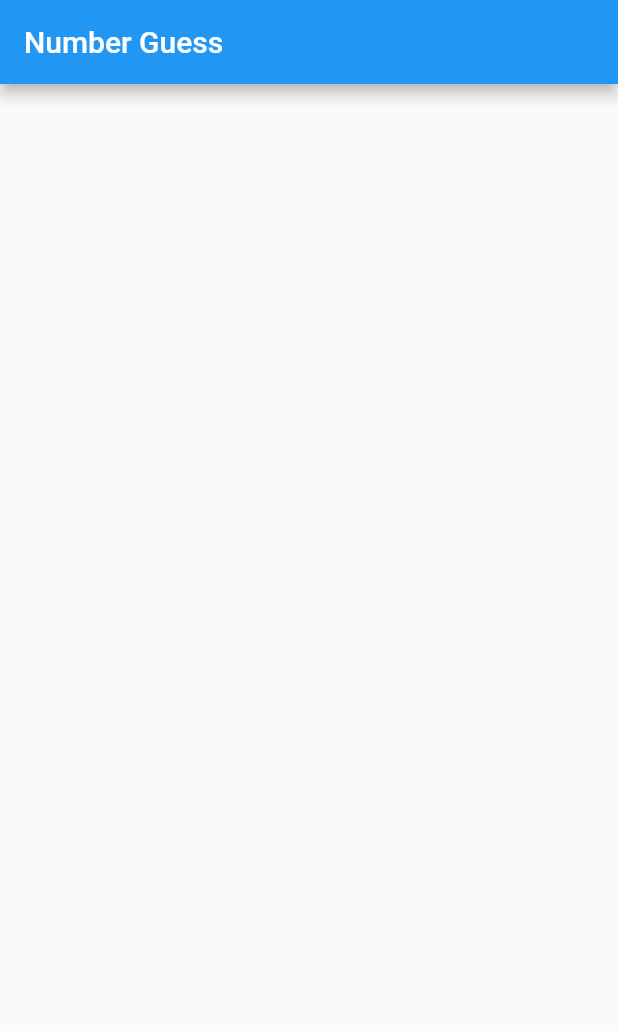
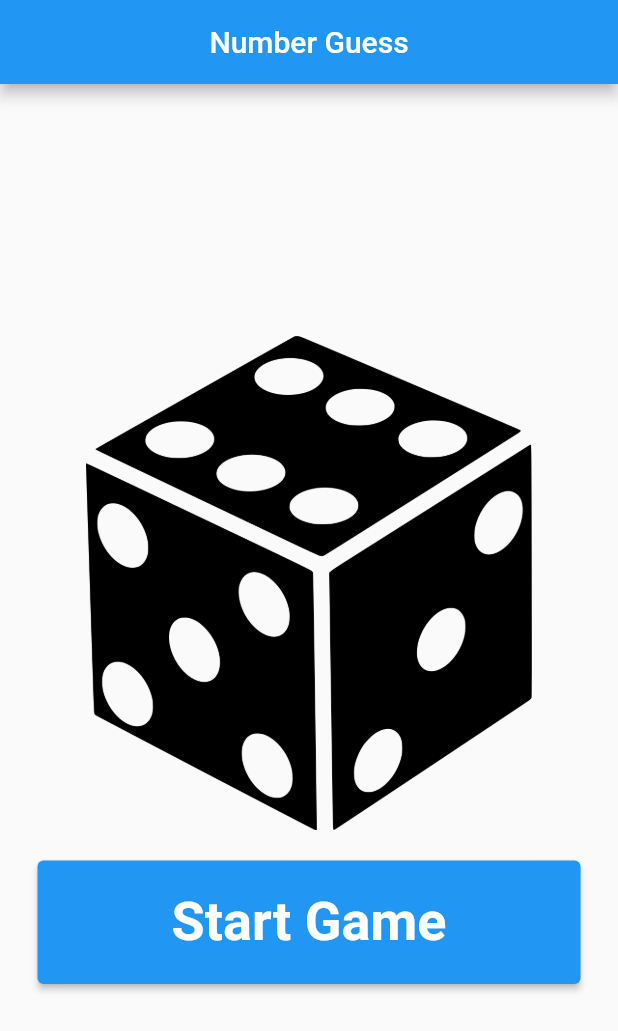
Before and after one commit to yakupbilgen/number-guess, a Flutter app: the screen it shows after launch, on a phone screen of 412 x 824 dp. Shown: the top 1031 px of the screen. Run offline on Flutter 3.47's test engine with Material 2 defaults, Android fonts, the phone set to English and light mode, and no system bars.

Commit message:
homepage design complate

```diff
--- /dev/null
+++ b/lib/constants/app_size_constants.dart
@@ -0,0 +1,3 @@
+class AppSizeConstants {
+  static const defaultSizedBoxHeight = 20.0;
+}
--- a/lib/constants/app_text_contansts.dart
+++ b/lib/constants/app_text_contansts.dart
@@ -1,3 +1,4 @@
 class AppTextContants {
   static const appBarTittle = 'Number Guess';
+  static const startButton = 'Start Game';
 }
--- a/lib/screen/homepage.dart
+++ b/lib/screen/homepage.dart
@@ -1,5 +1,6 @@
 import 'package:flutter/material.dart';
 
+import '../constants/app_size_constants.dart';
 import '../constants/app_text_contansts.dart';
 
 class HomePage extends StatefulWidget {
@@ -12,14 +13,37 @@ class HomePage extends StatefulWidget {
 class _HomePageState extends State<HomePage> {
   @override
   Widget build(BuildContext context) {
+    Size deviceSize = MediaQuery.of(context).size;
     return Scaffold(
       appBar: AppBar(
         title: const Text(AppTextContants.appBarTittle),
+        centerTitle: true,
       ),
       body: Center(
         child: Column(
           mainAxisAlignment: MainAxisAlignment.center,
-          children: const [],
+          children: [
+            SizedBox(
+              height: deviceSize.height * 0.4,
+              child: Image.asset('assets/images/dice.png'),
+            ),
+            const SizedBox(
+              height: AppSizeConstants.defaultSizedBoxHeight,
+            ),
+            SizedBox(
+              height: deviceSize.height * 0.1,
+              width: deviceSize.width - 50,
+              child: Expanded(
+                child: ElevatedButton(
+                  onPressed: () {},
+                  child: const Text(
+                    AppTextContants.startButton,
+                    style: TextStyle(fontWeight: FontWeight.bold, fontSize: 36),
+                  ),
+                ),
+              ),
+            )
+          ],
         ),
       ),
     );
```
